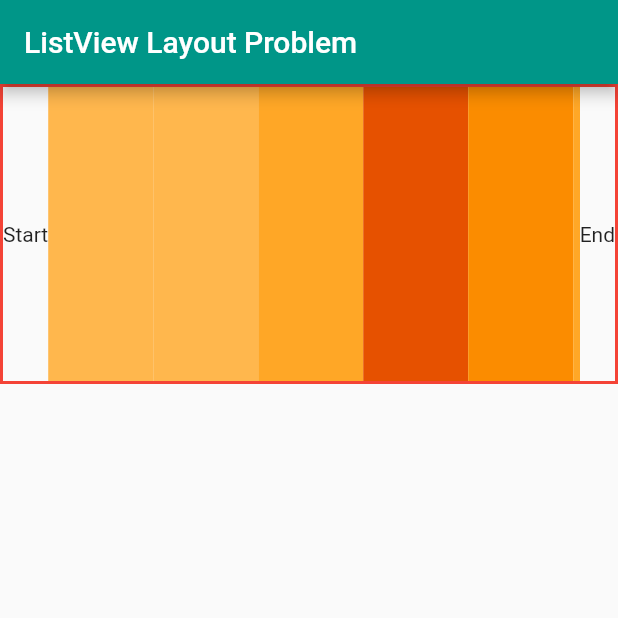
After one commit to RustamovRRR/widgets, a Flutter app: the screen it shows after launch, on a phone screen of 412 x 824 dp, the top half of it. The commit adds this screen. Run offline on Flutter 3.47's test engine with Material 2 defaults, Android fonts, the phone set to English and light mode, and no system bars; our stand-ins replace flutter_easyloading.

Commit message:
Listview layout problems

```diff
--- a/lib/main.dart
+++ b/lib/main.dart
@@ -1,6 +1,6 @@
 import "package:flutter/material.dart";
 import 'package:flutter_easyloading/flutter_easyloading.dart';
-import 'package:widgets/scrolls/ListViewUse.dart';
+import 'package:widgets/scrolls/listViewLayoutProblemi.dart';
 
 void main() {
   runApp(MyApp());
@@ -44,7 +44,7 @@ class MyApp extends StatelessWidget {
                 color: Color.fromRGBO(156, 39, 176, 1),
                 fontWeight: FontWeight.bold)),
       ),
-      home: ListViewUse(),
+      home: ListViewLayoutProblemi(),
       builder: EasyLoading.init(),
     );
   }
--- /dev/null
+++ b/lib/scrolls/listViewLayoutProblemi.dart
@@ -0,0 +1,113 @@
+import 'package:flutter/material.dart';
+
+class ListViewLayoutProblemi extends StatelessWidget {
+  const ListViewLayoutProblemi({Key? key}) : super(key: key);
+
+  @override
+  Widget build(BuildContext context) {
+    return Scaffold(
+      appBar: AppBar(
+        title: Text('ListView Layout Problem'),
+      ),
+      body: Container(
+        height: 200,
+        child: Row(
+          children: [
+            Text("Start"),
+            Expanded(
+              child: ListView(
+                shrinkWrap: true,
+                scrollDirection: Axis.horizontal,
+                children: [
+                  Container(
+                    width: 70,
+                    color: Colors.orange.shade300,
+                  ),
+                  Container(
+                    width: 70,
+                    color: Colors.orange.shade300,
+                  ),
+                  Container(
+                    width: 70,
+                    color: Colors.orange.shade400,
+                  ),
+                  Container(
+                    width: 70,
+                    color: Colors.orange.shade900,
+                  ),
+                  Container(
+                    width: 70,
+                    color: Colors.orange.shade600,
+                  ),
+                  Container(
+                    width: 70,
+                    color: Colors.orange.shade400,
+                  ),
+                  Container(
+                    width: 70,
+                    color: Colors.orange.shade900,
+                  ),
+                  Container(
+                    width: 70,
+                    color: Colors.orange.shade600,
+                  ),
+                  Container(
+                    width: 70,
+                    color: Colors.orange.shade400,
+                  ),
+                  Container(
+                    width: 70,
+                    color: Colors.orange.shade900,
+                  ),
+                  Container(
+                    width: 70,
+                    color: Colors.orange.shade600,
+                  ),
+                ],
+              ),
+            ),
+            Text("End"),
+          ],
+        ),
+        decoration:
+            BoxDecoration(border: Border.all(color: Colors.red, width: 2)),
+      ),
+    );
+  }
+
+  Column columnIcindeListView() {
+    return Column(
+      children: [
+        Text("Start"),
+        Expanded(
+          child: ListView(
+            shrinkWrap: true,
+            children: [
+              Container(
+                height: 200,
+                color: Colors.orange.shade300,
+              ),
+              Container(
+                height: 200,
+                color: Colors.orange.shade300,
+              ),
+              Container(
+                height: 200,
+                color: Colors.orange.shade400,
+              ),
+              Container(
+                height: 200,
+                color: Colors.orange.shade900,
+              ),
+              Container(
+                height: 200,
+                color: Colors.orange.shade600,
+              ),
+            ],
+          ),
+        ),
+        Text("End"),
+      ],
+    );
+  }
+}
```
